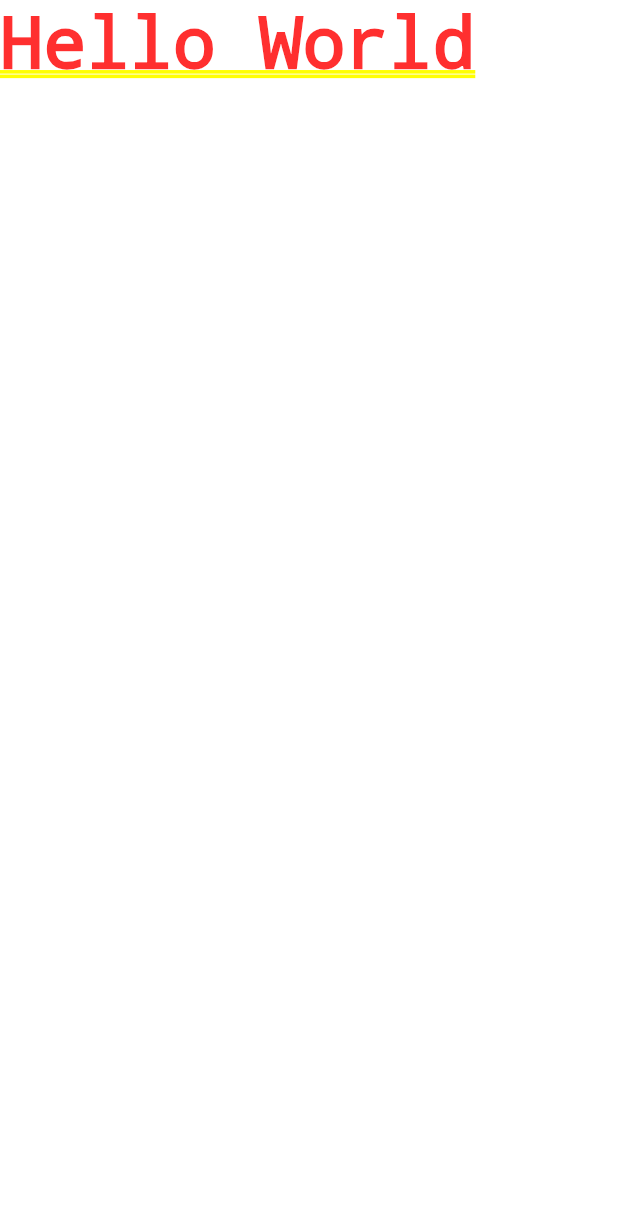
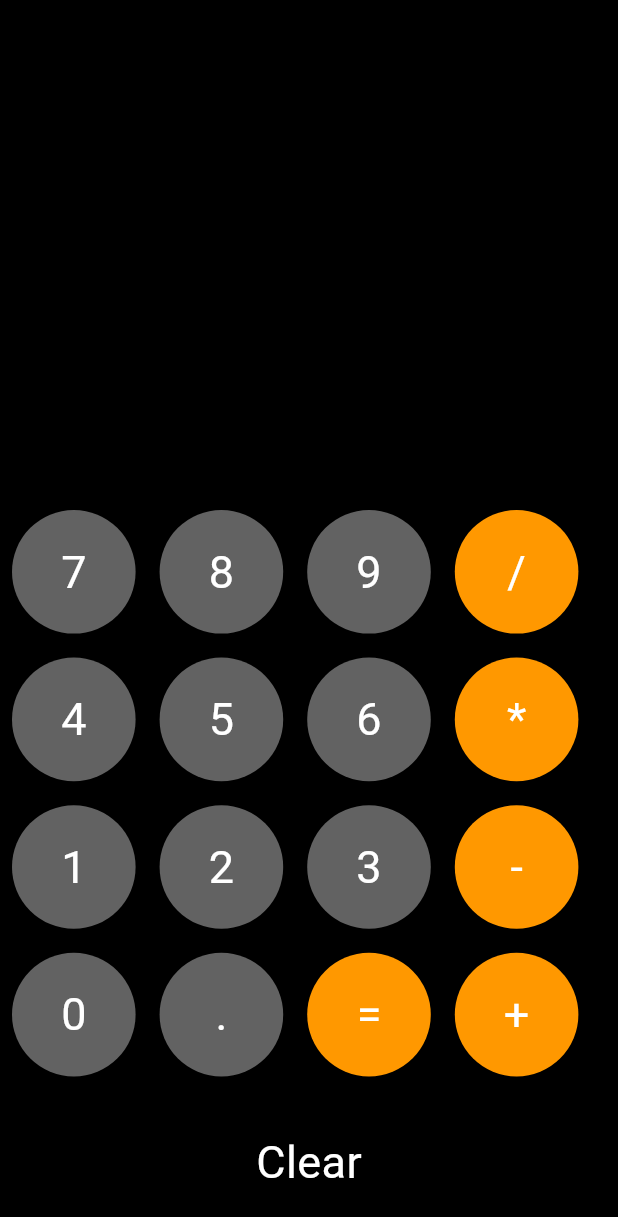
Before and after one commit to waterblaze43/flutterDemoV2, a Flutter app: the screen it shows after launch, on a phone screen of 412 x 824 dp. Shown: the top 1217 px of the screen. Run offline on Flutter 3.47's test engine with Material 3 defaults, Android fonts, the phone set to English and light mode, and no system bars; missing offline and left inert: dart:ffi.

Commit message:
Update main.dart

```diff
--- a/lib/main.dart
+++ b/lib/main.dart
@@ -1,6 +1,154 @@
+import "dart:ffi";
+
 import "package:flutter/material.dart";
 
 void main() {
-  runApp(MaterialApp(
-      debugShowCheckedModeBanner: false, home: Text("Hello World")));
+  runApp(MainApp());
 }
+
+class MainApp extends StatefulWidget {
+  MainApp({super.key});
+  @override
+  State<MainApp> createState() {
+    return MainAppState();
+  }
+}
+
+class MainAppState extends State<MainApp> {
+  late double size;
+
+  String inputValue = "";
+  String calculatedValue = "";
+  String operator = "";
+
+  @override
+  Widget build(BuildContext context) {
+    size = MediaQuery.of(context).size.width / 5;
+
+    return MaterialApp(
+      debugShowCheckedModeBanner: false,
+      home: Scaffold(
+        backgroundColor: Colors.black,
+        body: Column(
+          mainAxisAlignment: MainAxisAlignment.end,
+          children: [
+            Container(
+              alignment: Alignment.bottomRight,
+              child: Text(
+                inputValue,
+                style: TextStyle(
+                  color: Colors.white,
+                  fontSize: 100,
+                ),
+              ),
+            ),
+            Row(
+              children: [
+                calcButton("7", Colors.white38),
+                calcButton("8", Colors.white38),
+                calcButton("9", Colors.white38),
+                calcButton("/", Colors.orange),
+              ],
+            ),
+            Row(
+              children: [
+                calcButton("4", Colors.white38),
+                calcButton("5", Colors.white38),
+                calcButton("6", Colors.white38),
+                calcButton("*", Colors.orange),
+              ],
+            ),
+            Row(
+              children: [
+                calcButton("1", Colors.white38),
+                calcButton("2", Colors.white38),
+                calcButton("3", Colors.white38),
+                calcButton("-", Colors.orange),
+              ],
+            ),
+            Row(
+              children: [
+                calcButton("0", Colors.white38),
+                calcButton(".", Colors.white38),
+                calcButton("=", Colors.orange),
+                calcButton("+", Colors.orange),
+              ],
+            ),
+            calcButton("Clear", Colors.black),
+          ],
+        ),
+      ),
+    );
+  }
+
+  Widget calcButton(String text, Color bgColor) {
+    return InkWell(
+      onTap: () {
+        setState(() {
+          text == "Clear"
+              ? {
+                  inputValue = "",
+                  operator = "",
+                  calculatedValue = "",
+                }
+              : text == "+" || text == "-" || text == "*" || text == "/"
+                  ? {
+                      calculatedValue = inputValue,
+                      operator = text,
+                      inputValue = "",
+                    }
+                  : text == "=" && calculatedValue != ""
+                      ? {
+                          if (operator == "+")
+                            {
+                              inputValue = (double.parse(calculatedValue) +
+                                      double.parse(inputValue))
+                                  .toString()
+                            }
+                          else if (operator == "-")
+                            {
+                              inputValue = (double.parse(calculatedValue) -
+                                      double.parse(inputValue))
+                                  .toString()
+                            }
+                          else if (operator == "*")
+                            {
+                              inputValue = (double.parse(calculatedValue) *
+                                      double.parse(inputValue))
+                                  .toString()
+                            }
+                          else if (operator == "/")
+                            {
+                              inputValue = (double.parse(calculatedValue) /
+                                      double.parse(inputValue))
+                                  .toString()
+                            }
+                          else
+                            {1},
+                          operator = "",
+                        }
+                      : text == "=" && calculatedValue == ""
+                          ? 1
+                          : inputValue = inputValue + text;
+        });
+      },
+      child: Container(
+        decoration: BoxDecoration(
+          color: bgColor,
+          borderRadius: BorderRadius.circular(100),
+        ),
+        margin: EdgeInsets.all(8),
+        alignment: Alignment.center,
+        height: size,
+        width: size,
+        child: Text(
+          text,
+          style: TextStyle(
+            color: Colors.white,
+            fontSize: 30,
+          ),
+        ),
+      ),
+    );
+  }
+}
```
